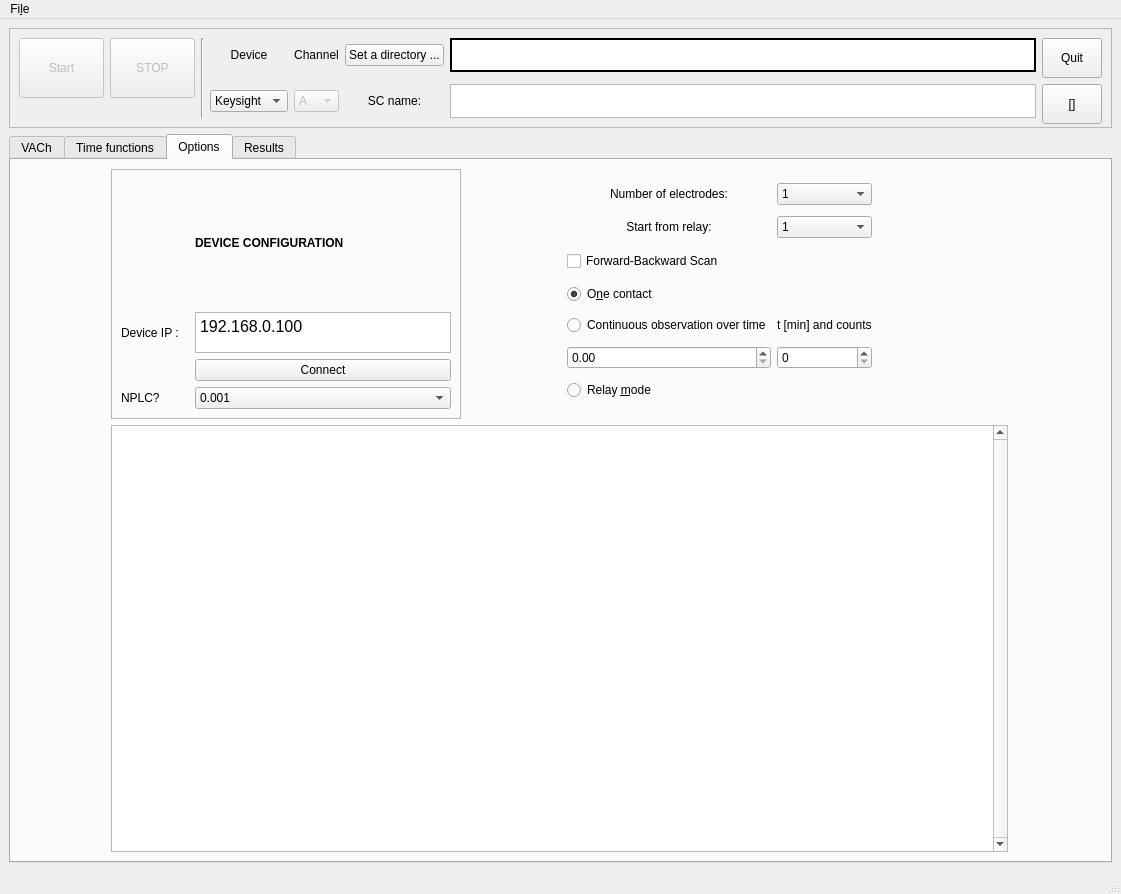
First picture: the form in GUI/Solar.ui, repository userIsTaken/SolarVACh, before the edit.
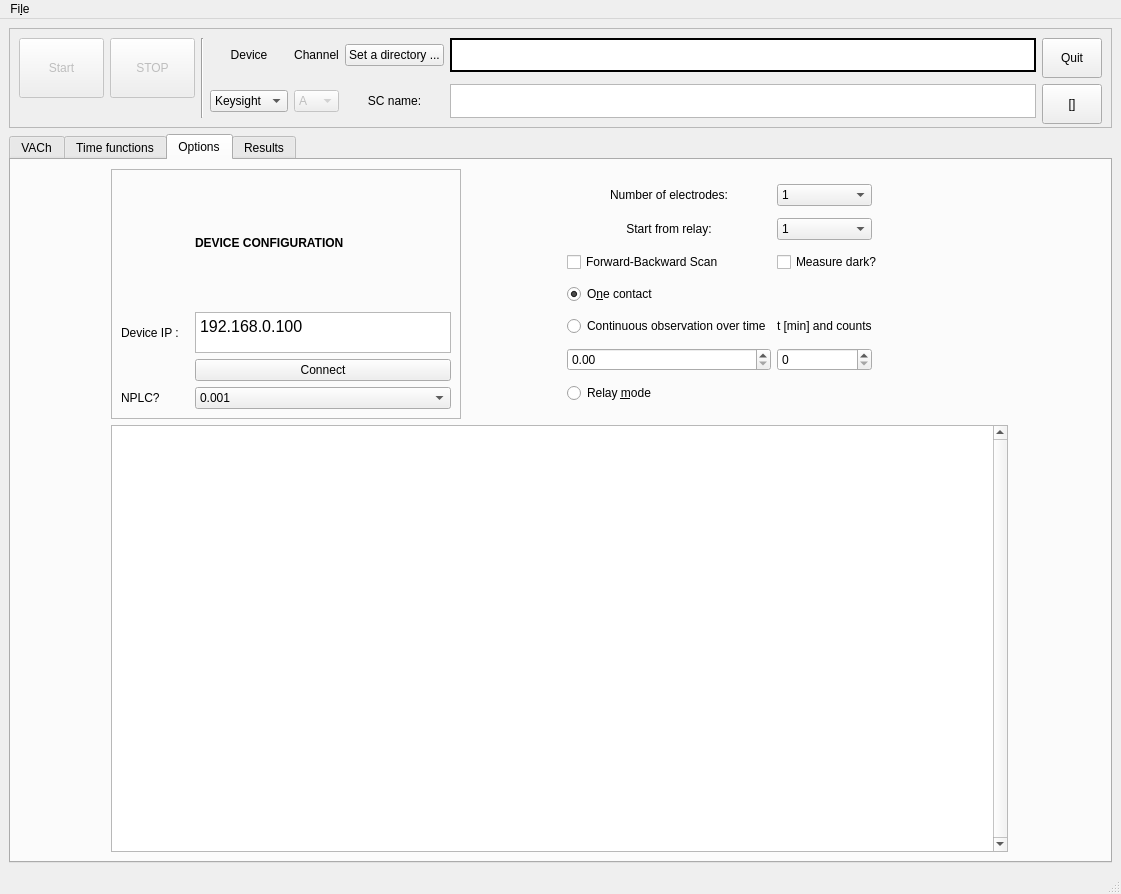
Second picture: the form after the edit. Custom widgets are drawn as their Qt base class.

What changed in the file:
```diff
--- a/GUI/Solar.ui
+++ b/GUI/Solar.ui
@@ -1071,19 +1071,6 @@
              </item>
             </widget>
            </item>
-           <item row="2" column="0" colspan="2">
-            <widget class="QCheckBox" name="fb_scan">
-             <property name="maximumSize">
-              <size>
-               <width>16777215</width>
-               <height>24</height>
-              </size>
-             </property>
-             <property name="text">
-              <string>Forward-Backward Scan</string>
-             </property>
-            </widget>
-           </item>
            <item row="0" column="0">
             <widget class="QLabel" name="label_19">
              <property name="minimumSize">
@@ -1145,6 +1132,26 @@
              </property>
             </widget>
            </item>
+           <item row="2" column="0">
+            <widget class="QCheckBox" name="fb_scan">
+             <property name="maximumSize">
+              <size>
+               <width>16777215</width>
+               <height>24</height>
+              </size>
+             </property>
+             <property name="text">
+              <string>Forward-Backward Scan</string>
+             </property>
+            </widget>
+           </item>
+           <item row="2" column="1" colspan="2">
+            <widget class="QCheckBox" name="darkBox">
+             <property name="text">
+              <string>Measure dark?</string>
+             </property>
+            </widget>
+           </item>
           </layout>
          </widget>
         </item>
```
